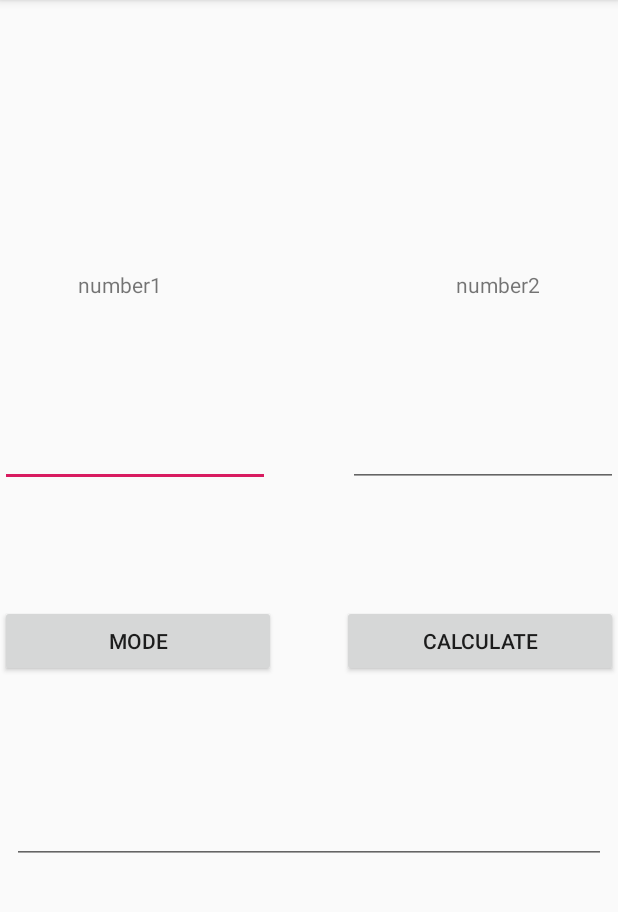
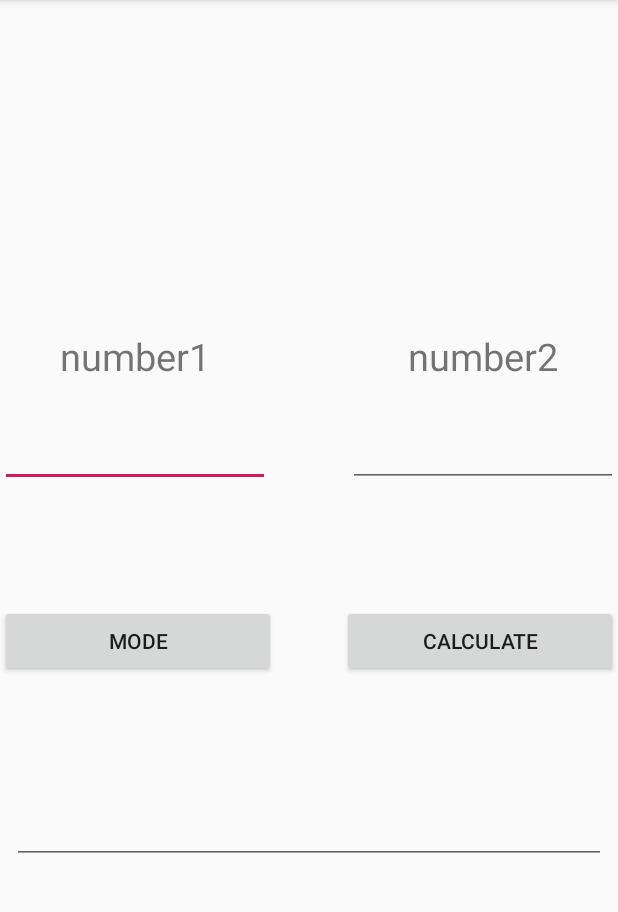
Before and after one commit to knowasaritra/projtest, an Android app: the screen it shows after launch (MainActivity), on a phone screen of 412 x 824 dp, the part 84-996 px from its top. Run offline under Robolectric (Android 15) with nearby library versions, the phone set to English and light mode, and no system bars.

Commit message:
fifth commit

```diff
--- a/app/src/main/res/layout/activity_main.xml
+++ b/app/src/main/res/layout/activity_main.xml
@@ -9,16 +9,19 @@
     <TextView
         android:id="@+id/textView"
         android:layout_width="wrap_content"
-        android:layout_height="match_parent"
-        android:layout_marginStart="304dp"
-        android:layout_marginLeft="304dp"
-        android:layout_marginTop="180dp"
-        android:layout_marginBottom="532dp"
+        android:layout_height="wrap_content"
+        android:layout_marginStart="232dp"
+        android:layout_marginLeft="232dp"
+        android:layout_marginBottom="400sp"
+        android:paddingLeft="40sp"
+        android:paddingTop="20sp"
+        android:paddingRight="40sp"
         android:text="number2"
+        android:textSize="25sp"
         app:layout_constraintBottom_toBottomOf="parent"
         app:layout_constraintStart_toStartOf="parent"
         app:layout_constraintTop_toTopOf="parent"
-        app:layout_constraintVertical_bias="0.0" />
+        app:layout_constraintVertical_bias="0.638" />
 
     <EditText
         android:id="@+id/editText4"
@@ -100,14 +103,15 @@
     <TextView
         android:id="@+id/textView3"
         android:layout_width="wrap_content"
-        android:layout_height="match_parent"
-        android:layout_marginStart="52dp"
-        android:layout_marginLeft="52dp"
-        android:layout_marginTop="180dp"
-        android:layout_marginBottom="532dp"
+        android:layout_height="wrap_content"
+        android:layout_marginBottom="400sp"
+        android:paddingLeft="40sp"
+        android:paddingTop="20sp"
+        android:paddingRight="40sp"
         android:text="number1"
+        android:textSize="25sp"
         app:layout_constraintBottom_toBottomOf="parent"
         app:layout_constraintStart_toStartOf="parent"
         app:layout_constraintTop_toTopOf="parent"
-        app:layout_constraintVertical_bias="1.0" />
+        app:layout_constraintVertical_bias="0.638" />
 </android.support.constraint.ConstraintLayout>
```
